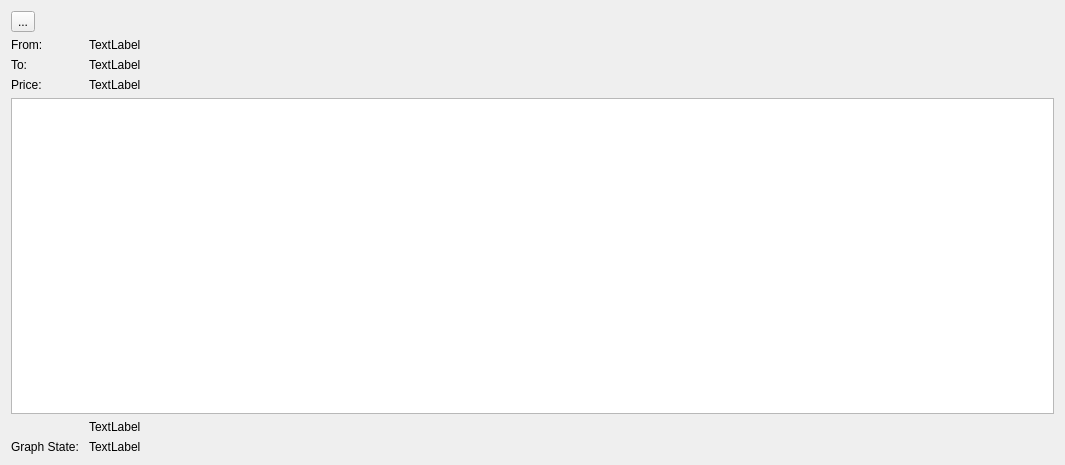
First picture: the form in GuideMe/result_window.ui, repository YoussefAhmed488/GuideMe, before the edit.
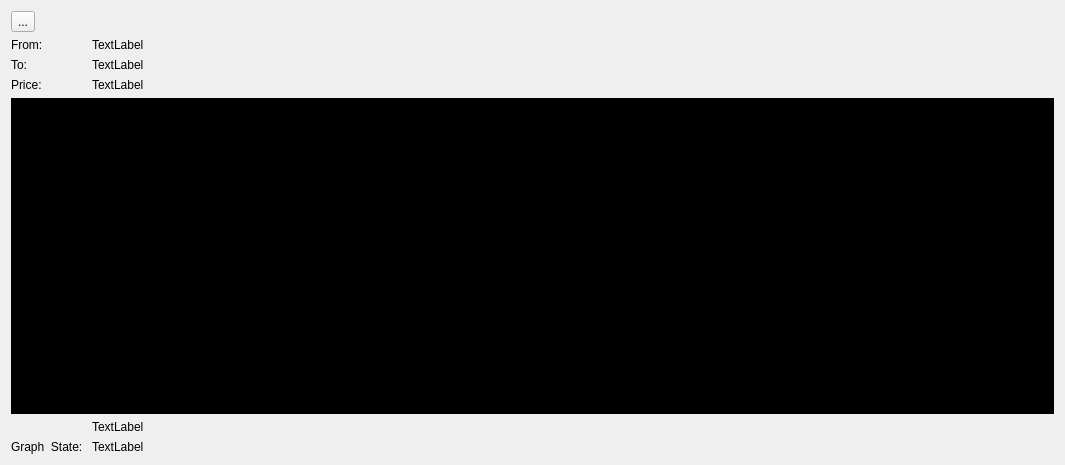
Second picture: the form after the edit.

Patch:
```diff
--- a/GuideMe/result_window.ui
+++ b/GuideMe/result_window.ui
@@ -70,7 +70,8 @@
    <item row="4" column="0" colspan="2">
     <widget class="QTextEdit" name="textEdit">
      <property name="styleSheet">
-      <string notr="true"/>
+      <string notr="true">background-color: rgb(0, 0, 0);
+color:rgb(255, 255, 255);</string>
      </property>
     </widget>
    </item>
@@ -83,8 +84,11 @@
    </item>
    <item row="6" column="0">
     <widget class="QLabel" name="label">
+     <property name="styleSheet">
+      <string notr="true">font: 9pt &quot;SEGA LOGO FONT&quot;;</string>
+     </property>
      <property name="text">
-      <string>Graph State: </string>
+      <string>Graph  State: </string>
      </property>
     </widget>
    </item>
@@ -100,6 +104,9 @@
    </item>
    <item row="6" column="1">
     <widget class="QLabel" name="label_2">
+     <property name="styleSheet">
+      <string notr="true">font: 9pt &quot;SEGA LOGO FONT&quot;;</string>
+     </property>
      <property name="text">
       <string>TextLabel</string>
      </property>
@@ -113,6 +120,9 @@
        <height>20</height>
       </size>
      </property>
+     <property name="styleSheet">
+      <string notr="true">font: 9pt &quot;SEGA LOGO FONT&quot;;</string>
+     </property>
      <property name="text">
       <string>TextLabel</string>
      </property>
```
